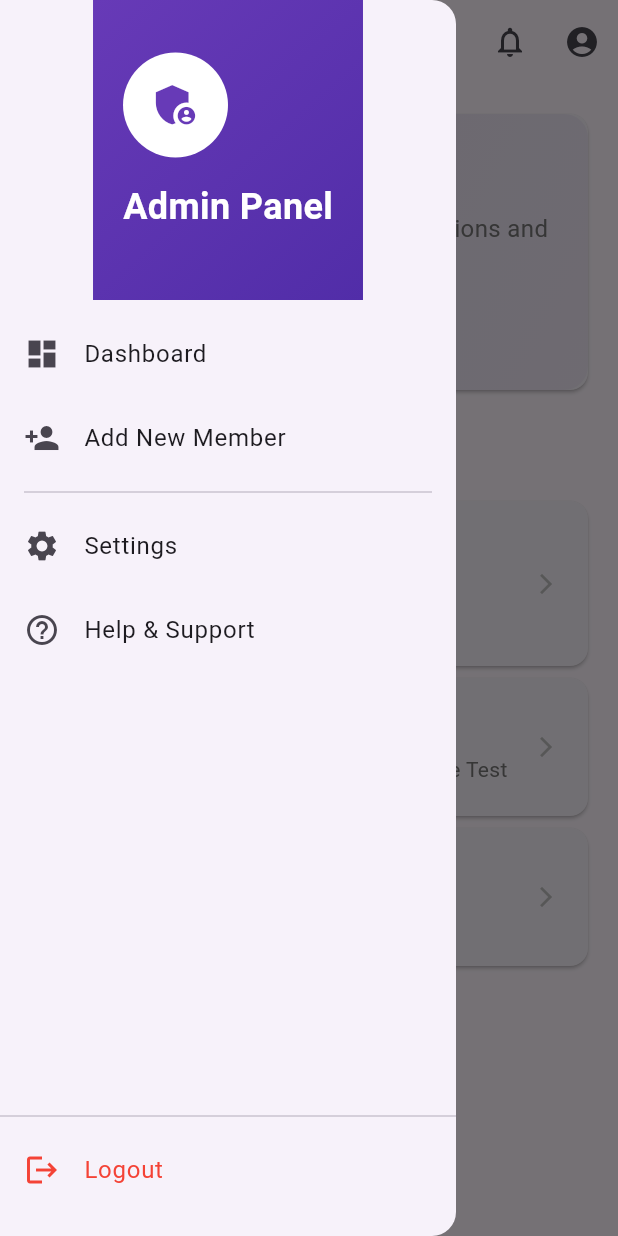
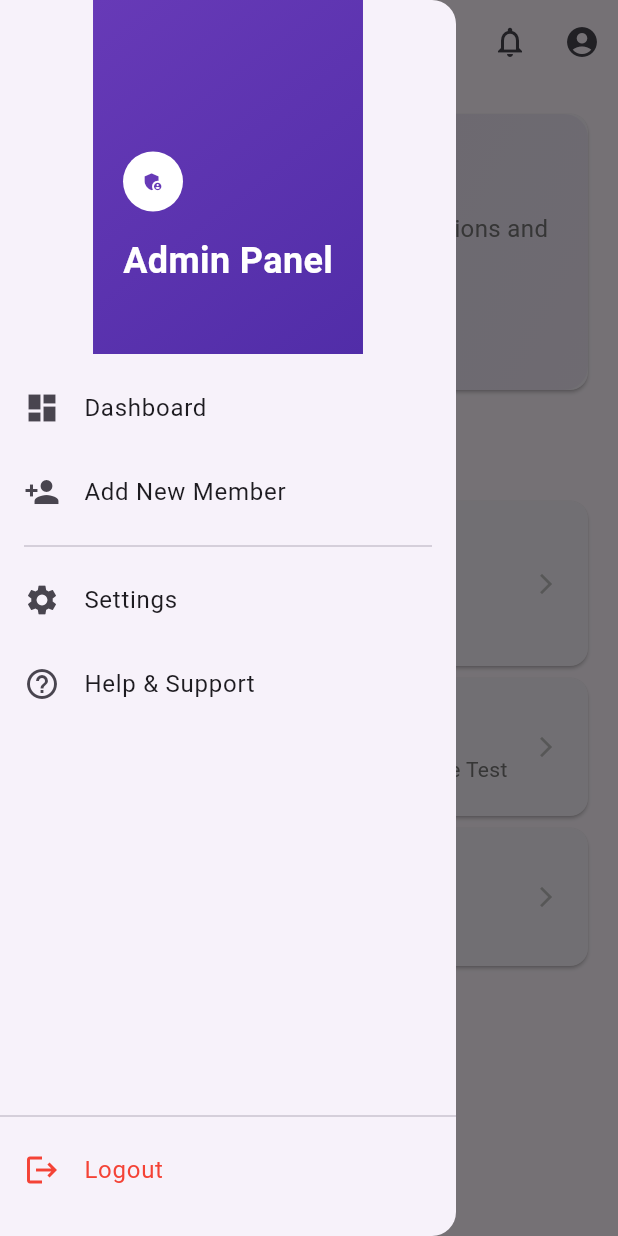
Before and after one commit to Shashank-Shourie/PS21, a Flutter app: the AdminDashboard screen opened directly with empty values, with the side drawer open, on a phone screen of 412 x 824 dp. Run offline on Flutter 3.47's test engine with Material 3 defaults, Android fonts, the phone set to English and light mode, and no system bars; our stand-ins replace device_info_plus, file_picker, flutter_dotenv, shared_preferences; accounts and stored records are empty.

Commit message:
modified:   frontend/lib/pages/admindashboard.dart

```diff
--- a/frontend/lib/pages/admindashboard.dart
+++ b/frontend/lib/pages/admindashboard.dart
@@ -476,7 +476,7 @@ class _AdminDashboardState extends State<AdminDashboard>
       child: Column(
         children: [
           Container(
-            height: 200,
+            height: 236,
             decoration: BoxDecoration(
               gradient: LinearGradient(
                 begin: Alignment.topLeft,
@@ -495,11 +495,11 @@ class _AdminDashboardState extends State<AdminDashboard>
                   mainAxisAlignment: MainAxisAlignment.end,
                   children: [
                     CircleAvatar(
-                      radius: 35,
+                      radius: 20,
                       backgroundColor: Colors.white,
                       child: Icon(
                         Icons.admin_panel_settings,
-                        size: 35,
+                        size: 15,
                         color: Colors.deepPurple,
                       ),
                     ),
```
